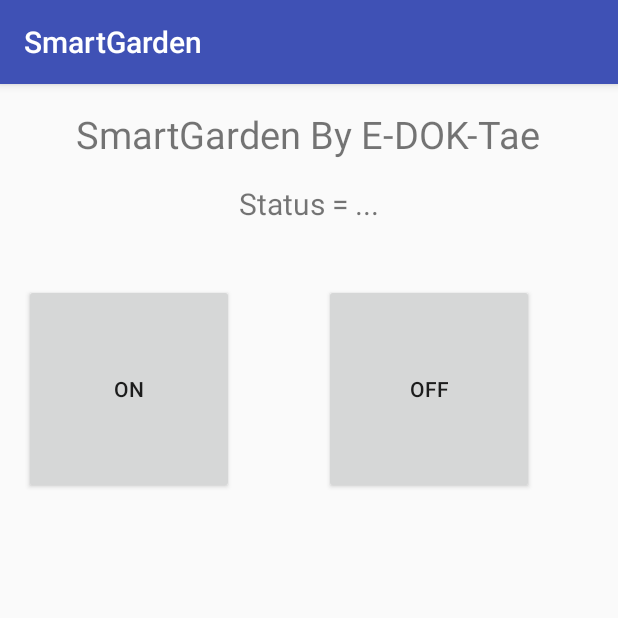
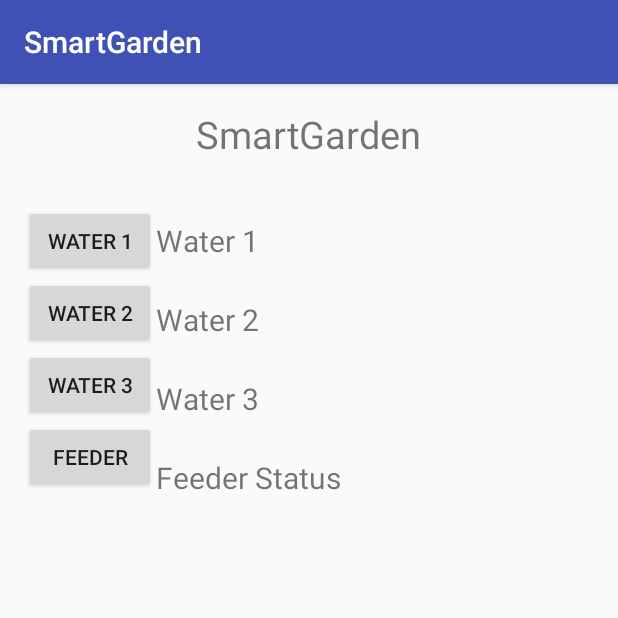
Before and after one commit to mynameismaxz/SmartGarden, an Android app: the screen it shows after launch (MainActivity), on a phone screen of 412 x 824 dp, the top half of it. Run offline under Robolectric (Android 15) with nearby library versions, the phone set to English and light mode, and no system bars.

Commit message:
Third Commit

```diff
--- a/app/src/main/java/com/mymacz/smartgarden/HttpManager.java
+++ b/app/src/main/java/com/mymacz/smartgarden/HttpManager.java
@@ -11,6 +11,7 @@ public class HttpManager {
     private static HttpManager instance;
     private MicrogearAPI micApi;
     private TopicAPI topicAPI;
+    private TopicNodeMCU1 topicNodeMCU1;
 
     public static HttpManager getInstance() {
         if (instance == null)
@@ -33,6 +34,13 @@ public class HttpManager {
 
         topicAPI = topicCall.create(TopicAPI.class);
 
+        Retrofit topicMCU1 = new Retrofit.Builder()
+                .baseUrl("https://api.netpie.io/topic/KMUTTSmartGarden/nodemcu_1/sensor/")
+                .addConverterFactory(GsonConverterFactory.create())
+                .build();
+
+        topicNodeMCU1 = topicMCU1.create(TopicNodeMCU1.class);
+
     }
 
     public MicrogearAPI getMicApi() {
@@ -42,4 +50,8 @@ public class HttpManager {
     public TopicAPI getTopicAPI() {
         return topicAPI;
     }
+
+    public TopicNodeMCU1 getTopicNodeMCU1() {
+        return topicNodeMCU1;
+    }
 }
--- a/app/src/main/java/com/mymacz/smartgarden/MainActivity.java
+++ b/app/src/main/java/com/mymacz/smartgarden/MainActivity.java
@@ -18,67 +18,84 @@ import retrofit2.Response;
 
 public class MainActivity extends AppCompatActivity {
 
-    Button btnOn,btnOff;
-    TextView tvStatus;
+    Button btnWater1,btnWater2,btnWater3,btnFeeder;
+    TextView tvStatusWater1,tvStatusWater2,tvStatusWater3,tvStatusFeeder;
 
     @Override
     protected void onCreate(Bundle savedInstanceState) {
         super.onCreate(savedInstanceState);
         setContentView(R.layout.activity_main);
 
-        btnOn = (Button) findViewById(R.id.btnOn);
-        btnOff = (Button) findViewById(R.id.btnOff);
-        tvStatus = (TextView) findViewById(R.id.status);
+        initInstances();
+        getMicrogearStatusWithTopic(tvStatusWater1,"nodemcu_1");
 
-        getMicrogearStatusWithTopic();
-
-        btnOn.setOnClickListener(new View.OnClickListener() {
+        btnWater1.setOnClickListener(new View.OnClickListener() {
             @Override
             public void onClick(View v) {
-                CallMicrogearApi("ON");
-            }
-        });
-
-        btnOff.setOnClickListener(new View.OnClickListener() {
-            @Override
-            public void onClick(View v) {
-                CallMicrogearApi("OFF");
+                CallMicrogearApi("ON","nodemcu_1");
             }
         });
     }
 
-    private void getMicrogearStatusWithTopic() {
-        Call<List<TopicDao>> call = HttpManager.getInstance().getTopicAPI().GetGearStatus();
+    private void initInstances() {
+        btnWater1 = (Button) findViewById(R.id.btnWater1);
+        btnWater2 = (Button) findViewById(R.id.btnWater2);
+        btnWater3 = (Button) findViewById(R.id.btnWater3);
+        btnFeeder = (Button) findViewById(R.id.btnFeeder);
+
+        tvStatusWater1 = (TextView) findViewById(R.id.tvStatusWater1);
+        tvStatusWater2 = (TextView) findViewById(R.id.tvStatusWater2);
+        tvStatusWater3 = (TextView) findViewById(R.id.tvStatusWater3);
+        tvStatusFeeder = (TextView) findViewById(R.id.tvStatusFeeder);
+    }
+
+    private void getMicrogearStatusWithTopic(final TextView tv, String nodestatus) {
+        if (nodestatus.equals("nodemcu_1")){
+            Call<List<TopicDao>> call = HttpManager.getInstance().getTopicNodeMCU1().getTopicNodeMCU1();
             call.enqueue(new Callback<List<TopicDao>>() {
                 @Override
                 public void onResponse(Call<List<TopicDao>> call, Response<List<TopicDao>> response) {
-                if (response.isSuccessful()) {
-                    Log.d("response", response.body().get(0).getPayload());
-                    tvStatus.setText("Status: " + response.body().get(0).getPayload());
+                    if (response.isSuccessful()){
+                        tv.setText(response.body().get(0).getPayload());
                     } else {
-                    Log.d("Error", "error fetch data" + response.body());
+                        Log.d("error",response.message());
                     }
                 }
 
                 @Override
                 public void onFailure(Call<List<TopicDao>> call, Throwable t) {
-                Log.d("Error", "error fetch data" + t.toString());
+
                 }
             });
         }
+//        Call<List<TopicDao>> call = HttpManager.getInstance().getTopicAPI().GetGearStatus();
+//        call.enqueue(new Callback<List<TopicDao>>() {
+//            @Override
+//            public void onResponse(Call<List<TopicDao>> call, Response<List<TopicDao>> response) {
+//                if (response.isSuccessful()) {
+//                    Log.d("response", response.body().get(0).getPayload());
+//                    tv.setText("Status: " + response.body().get(0).getPayload());
+//                } else {
+//                    Log.d("Error", "error fetch data" + response.body());
+//                }
+//            }
+//
+//            @Override
+//            public void onFailure(Call<List<TopicDao>> call, Throwable t) {
+//                Log.d("Error", "error fetch data" + t.toString());
+//            }
+//        });
+    }
 
-    private void CallMicrogearApi(String status) {
-        RequestBody requestBody = RequestBody.create(MediaType.parse("text/plain"),status);
-        Call<MicrogearDao> call = HttpManager.getInstance().getMicApi().SendToGearController(requestBody);
+    private void CallMicrogearApi(String status,String gear) {
+        RequestBody reqBody = RequestBody.create(MediaType.parse("text/plain"),status);
+        if (gear.equals("nodemcu_1")){
+            Call<MicrogearDao> call = HttpManager.getInstance().getMicApi().SendToGear2Controller(reqBody);
             call.enqueue(new Callback<MicrogearDao>() {
                 @Override
                 public void onResponse(Call<MicrogearDao> call, Response<MicrogearDao> response) {
                     if (response.isSuccessful()){
-                    // if success
-                    Toast.makeText(MainActivity.this, "PUT Successful", Toast.LENGTH_SHORT).show();
-                } else {
-                    // if fail
-                    Toast.makeText(MainActivity.this, "FUCK", Toast.LENGTH_SHORT).show();
+                        Toast.makeText(MainActivity.this, "Water1 Success", Toast.LENGTH_SHORT).show();
                     }
                 }
 
@@ -88,4 +105,29 @@ public class MainActivity extends AppCompatActivity {
                 }
             });
         }
+
+        if (gear == String.valueOf("nodemcu_2")){
+            // TODO : Later for mcu 2
         }
+
+//        RequestBody requestBody = RequestBody.create(MediaType.parse("text/plain"),status);
+//        Call<MicrogearDao> call = HttpManager.getInstance().getMicApi().SendToGearController(requestBody);
+//        call.enqueue(new Callback<MicrogearDao>() {
+//            @Override
+//            public void onResponse(Call<MicrogearDao> call, Response<MicrogearDao> response) {
+//                if (response.isSuccessful()){
+//                    // if success
+//                    Toast.makeText(MainActivity.this, "PUT Successful", Toast.LENGTH_SHORT).show();
+//                } else {
+//                    // if fail
+//                    Toast.makeText(MainActivity.this, "FUCK", Toast.LENGTH_SHORT).show();
+//                }
+//            }
+//
+//            @Override
+//            public void onFailure(Call<MicrogearDao> call, Throwable t) {
+//
+//            }
+//        });
+    }
+}
--- a/app/src/main/java/com/mymacz/smartgarden/MicrogearAPI.java
+++ b/app/src/main/java/com/mymacz/smartgarden/MicrogearAPI.java
@@ -1,4 +1,6 @@
 package com.mymacz.smartgarden;
+
+import java.util.Objects;
 
 import okhttp3.RequestBody;
 import retrofit2.Call;
@@ -14,7 +16,13 @@ public interface MicrogearAPI {
     @Headers({
             "Authorization: Basic VDIyc2diUHB6azhIQkEzOnBWR1RZNGRsZUpSWjFlcDdhV3RyN2dMNnk="
     })
-    @PUT("nodemcu")
+    @PUT("nodemcu_1")
     Call<MicrogearDao> SendToGearController(@Body RequestBody requestBody);
 
+    @Headers({
+            "Authorization: Basic VDIyc2diUHB6azhIQkEzOnBWR1RZNGRsZUpSWjFlcDdhV3RyN2dMNnk="
+    })
+    @PUT("nodemcu_2")
+    Call<MicrogearDao> SendToGear2Controller(@Body RequestBody requestBody);
+
 }
--- /dev/null
+++ b/app/src/main/java/com/mymacz/smartgarden/TopicNodeMCU1.java
@@ -0,0 +1,19 @@
+package com.mymacz.smartgarden;
+
+import java.util.List;
+
+import retrofit2.Call;
+import retrofit2.http.GET;
+import retrofit2.http.Headers;
+
+/**
+ * Created by mymacz on 4/23/2016 AD.
+ */
+public interface TopicNodeMCU1 {
+
+    @Headers({
+            "Authorization: Basic VDIyc2diUHB6azhIQkEzOnBWR1RZNGRsZUpSWjFlcDdhV3RyN2dMNnk="
+    })
+    @GET("sensor1")
+    Call<List<TopicDao>> getTopicNodeMCU1();
+}
--- a/app/src/main/res/layout/activity_main.xml
+++ b/app/src/main/res/layout/activity_main.xml
@@ -14,35 +14,82 @@
         android:layout_width="wrap_content"
         android:layout_height="wrap_content"
         android:layout_centerHorizontal="true"
-        android:text="SmartGarden By E-DOK-Tae"
+        android:text="SmartGarden"
         android:textSize="25sp" />
 
-    <TextView
-        android:id="@+id/status"
-        android:layout_width="wrap_content"
-        android:layout_height="wrap_content"
-        android:layout_centerHorizontal="true"
-        android:text="Status = ..."
-        android:textSize="20sp"
+    <RelativeLayout
+        android:layout_width="match_parent"
+        android:layout_height="match_parent"
         android:layout_below="@id/Header"
-        android:layout_marginTop="15dp"/>
+        android:layout_marginTop="30dp"
+        android:weightSum="2">
 
-    <Button
-        android:id="@+id/btnOn"
-        android:layout_width="140dp"
-        android:layout_height="140dp"
-        android:layout_below="@id/status"
-        android:layout_marginTop="40dp"
-        android:text="ON" />
+        <Button
+            android:id="@+id/btnWater1"
+            android:layout_width="wrap_content"
+            android:layout_height="wrap_content"
+            android:text="Water 1" />
 
-    <Button
-        android:id="@+id/btnOff"
-        android:layout_width="140dp"
-        android:layout_height="140dp"
-        android:layout_toRightOf="@id/btnOn"
-        android:layout_below="@id/status"
-        android:layout_marginTop="40dp"
-        android:layout_marginLeft="60dp"
-        android:text="OFF" />
+        <TextView
+            android:id="@+id/tvStatusWater1"
+            android:layout_width="wrap_content"
+            android:layout_height="wrap_content"
+            android:text="Water 1"
+            android:layout_toRightOf="@id/btnWater1"
+            android:layout_marginTop="10dp"
+            android:textSize="20sp"/>
+
+        <Button
+            android:id="@+id/btnWater2"
+            android:layout_width="wrap_content"
+            android:layout_height="wrap_content"
+            android:layout_below="@id/btnWater1"
+            android:text="Water 2" />
+
+        <TextView
+            android:id="@+id/tvStatusWater2"
+            android:layout_width="wrap_content"
+            android:layout_height="wrap_content"
+            android:text="Water 2"
+            android:layout_below="@id/tvStatusWater1"
+            android:layout_toRightOf="@id/btnWater2"
+            android:layout_marginTop="25dp"
+            android:textSize="20sp"/>
+
+        <Button
+            android:id="@+id/btnWater3"
+            android:layout_width="wrap_content"
+            android:layout_height="wrap_content"
+            android:layout_below="@id/btnWater2"
+            android:text="Water 3" />
+
+        <TextView
+            android:id="@+id/tvStatusWater3"
+            android:layout_width="wrap_content"
+            android:layout_height="wrap_content"
+            android:text="Water 3"
+            android:layout_below="@id/tvStatusWater2"
+            android:layout_toRightOf="@id/btnWater3"
+            android:layout_marginTop="25dp"
+            android:textSize="20sp"/>
+
+        <Button
+            android:id="@+id/btnFeeder"
+            android:layout_width="wrap_content"
+            android:layout_height="wrap_content"
+            android:layout_below="@id/btnWater3"
+            android:text="Feeder" />
+
+        <TextView
+            android:id="@+id/tvStatusFeeder"
+            android:layout_width="wrap_content"
+            android:layout_height="wrap_content"
+            android:text="Feeder Status"
+            android:layout_below="@id/tvStatusWater3"
+            android:layout_toRightOf="@id/btnFeeder"
+            android:layout_marginTop="25dp"
+            android:textSize="20sp"/>
+
+    </RelativeLayout>
 
 </RelativeLayout>
--- a/build.gradle
+++ b/build.gradle
@@ -5,7 +5,7 @@ buildscript {
         jcenter()
     }
     dependencies {
-        classpath 'com.android.tools.build:gradle:2.1.0-beta1'
+        classpath 'com.android.tools.build:gradle:2.1.0-rc1'
 
         // NOTE: Do not place your application dependencies here; they belong
         // in the individual module build.gradle files
```
Lines whose indentation alone changed are shown as unchanged.
